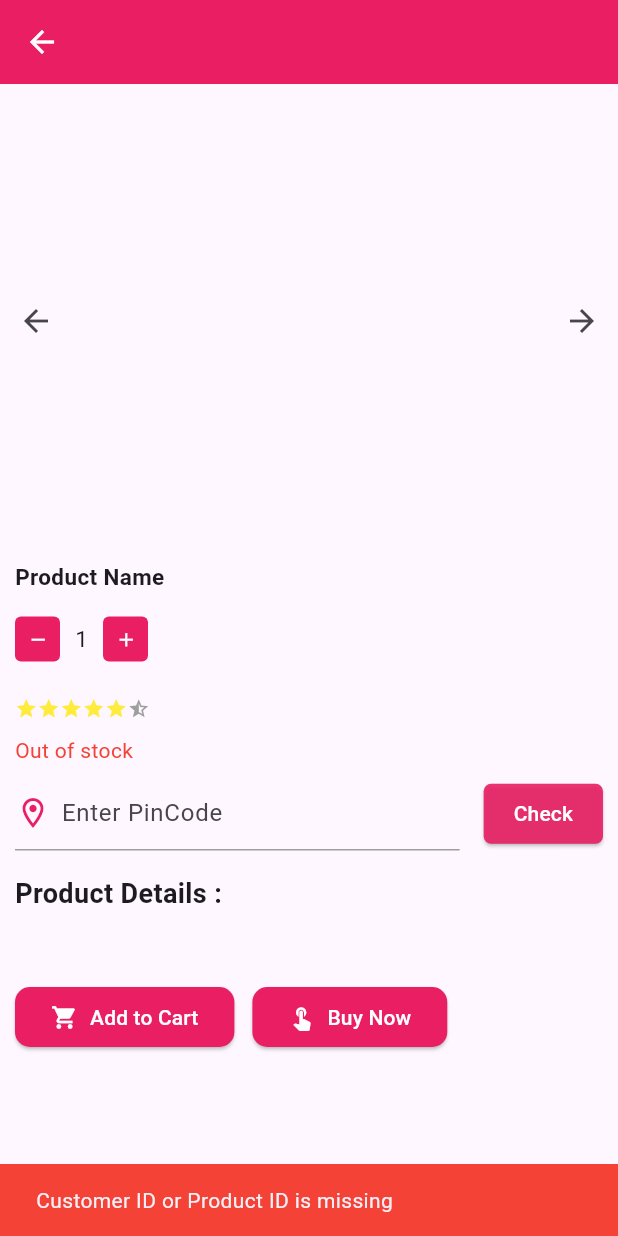
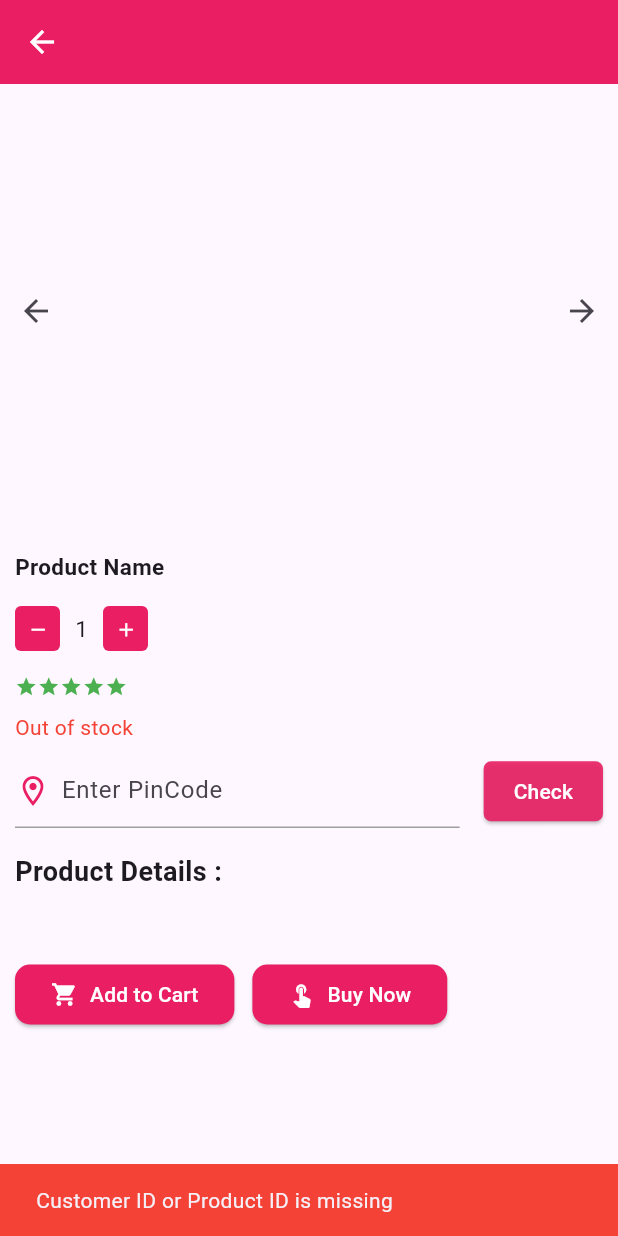
Before and after one commit to clacoitsolutions/clacostoreapp, a Flutter app: the ProductDetails screen opened directly, after a tap on "Add to Cart", on a phone screen of 412 x 824 dp. Run offline on Flutter 3.47's test engine with Material 3 defaults, Android fonts, the phone set to English and light mode, and no system bars; drawn by our look-alikes of carousel_slider; our stand-ins replace avatar_glow, cached_network_image, cloud_firestore, firebase_core, image_picker, location and 6 more; missing offline and left inert: dart:html, dart:js, qr_code_scanner; accounts and stored records are empty.

```diff
--- a/lib/Page/product_details.dart
+++ b/lib/Page/product_details.dart
@@ -168,23 +168,6 @@ class _ProductDetailsState extends State<ProductDetails> {
     // Default quantity to '1' if not set
     quantity ??= '1';
 
-    // Check if either selectedSize or selectedColor is null
-    if (selectedSize == '' || selectedColor == '') {
-      // Inform the user to select size and color
-
-    }
-    else
-      {
-        // Inform the user to select size and color
-        ScaffoldMessenger.of(context).showSnackBar(
-          SnackBar(
-            content: Text('Please select Size and Color'),
-            backgroundColor: Colors.red,
-          ),
-        );
-        return;
-      }
-
     // Check if the product is in stock
     if (productDetails?['StockStatus'] == null ||
         (int.tryParse(productDetails!['StockStatus'].toString()) ?? 0) <= 0) {
@@ -202,8 +185,8 @@ class _ProductDetailsState extends State<ProductDetails> {
         customerId!,
         productId!,
         quantity!,
-        selectedSize! ?? '',
-        selectedColor! ?? '',
+        selectedSize ?? '', // Default to empty string if selectedSize is null
+        selectedColor ?? '', // Default to empty string if selectedColor is null
       );
 
       if (response.containsKey('message')) {
@@ -449,7 +432,7 @@ class _ProductDetailsState extends State<ProductDetails> {
         child: Column(
         crossAxisAlignment: CrossAxisAlignment.start,
         children: [
-        SizedBox(height: 8),
+        SizedBox(height: 1),
     Stack(
     children: [
     CarouselSlider(
@@ -635,20 +618,21 @@ class _ProductDetailsState extends State<ProductDetails> {
                     ),
                   ],
                 ),
-                SizedBox(height: 10),
+                SizedBox(height: 5),
                 if (showSizes) // Only show sizes when fetched successfully
                   buildSizeChips(),
-                SizedBox(height: 8),
+                SizedBox(height: 5),
                 if (showColors) buildColorChips(),
                 SizedBox(height: 4),
                 Row(
                   children: [
-                    Icon(Icons.star, color: Colors.yellow, size: 15),
-                    Icon(Icons.star, color: Colors.yellow, size: 15),
-                    Icon(Icons.star, color: Colors.yellow, size: 15),
-                    Icon(Icons.star, color: Colors.yellow, size: 15),
-                    Icon(Icons.star, color: Colors.yellow, size: 15),
-                    Icon(Icons.star_half, color: Colors.grey, size: 15),
+                    Icon(Icons.star, color: Colors.green, size: 15),
+                    Icon(Icons.star, color: Colors.green, size: 15),
+                    Icon(Icons.star, color: Colors.green, size: 15),
+                    Icon(Icons.star, color: Colors.green, size: 15),
+                    Icon(Icons.star, color: Colors.green, size: 15),
+
+
                     SizedBox(width: 5),
                     Text(
                       "${productDetails?['rating'] ?? ''}",
```
Also changed, not shown: lib/Page/home/Category_details_product.dart (+8 -15 lines), lib/Page/home/trandingProduct.dart (+9 -15 lines).
